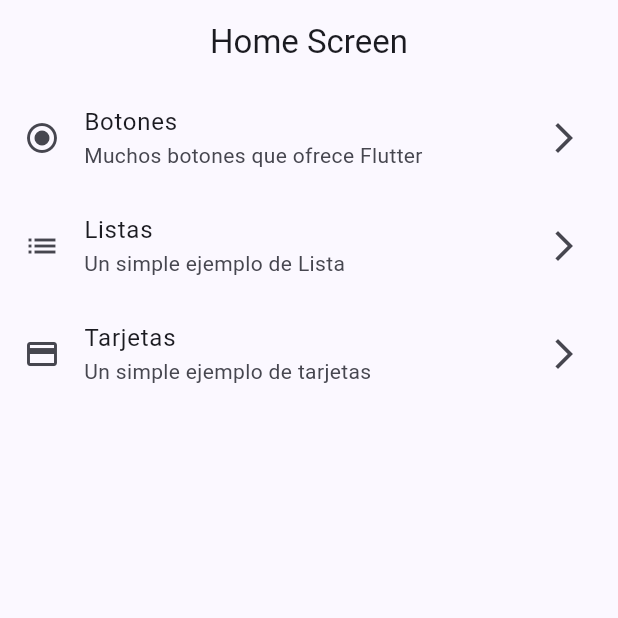
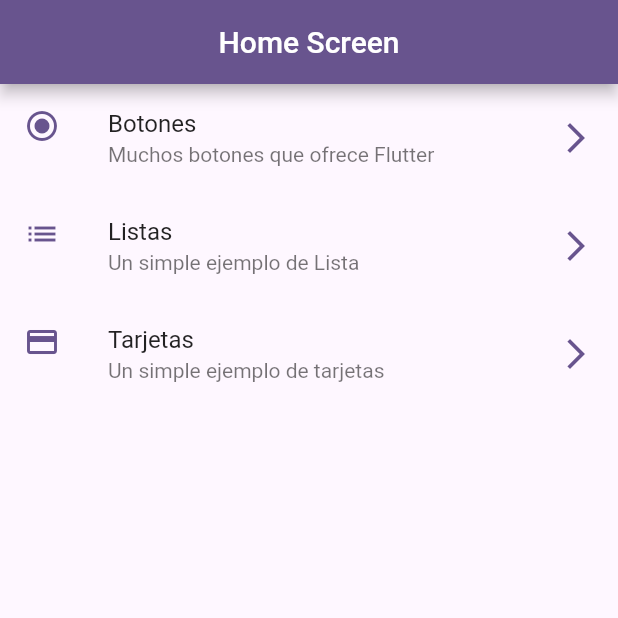
Before and after one commit to arodriguezgim/PMDM2526, a Flutter app: the screen it shows after launch, on a phone screen of 412 x 824 dp, the top half of it. Run offline on Flutter 3.47's test engine with Material 3 defaults, Android fonts, the phone set to English and light mode, and no system bars.

Commit message:
Fin clase 1

```diff
--- a/Flutter/componentes/lib/config/theme/app_theme.dart
+++ b/Flutter/componentes/lib/config/theme/app_theme.dart
@@ -16,7 +16,7 @@ class AppTheme {
   AppTheme({this.colorSeleccionado = 0 });
 
   ThemeData obtenerTema() => ThemeData(
-    useMaterial3: true,
+    useMaterial3: false,
     colorSchemeSeed: listaDeColores[colorSeleccionado],
 
     appBarTheme: AppBarTheme(
--- a/Flutter/componentes/lib/main.dart
+++ b/Flutter/componentes/lib/main.dart
@@ -1,6 +1,6 @@
 import 'package:componentes/config/theme/app_theme.dart';
-import 'package:componentes/presentation/screens/home_screen.dart';
 import 'package:flutter/material.dart';
+import 'presentation/screens/screens.dart';
 
 void main() => runApp(const MyApp());
 
@@ -11,8 +11,15 @@ class MyApp extends StatelessWidget {
   Widget build(BuildContext context) {
     return MaterialApp(
       debugShowCheckedModeBanner: false,
-      theme: AppTheme( colorSeleccionado: 1).obtenerTema(),
-      home: HomeScreen()
+      theme: AppTheme( colorSeleccionado: 2).obtenerTema(),
+      // home: HomeScreen()
+      initialRoute: '/',
+      routes: {
+        '/' : (context)=> HomeScreen(),
+        '/botones' : (context)=> BotonesScreen(),
+        '/listas' : (context)=> ListasScreen(),
+        '/tarjetas' : (context)=> TarjetasScreen(),
+      },
     );
   }
 }
--- a/Flutter/componentes/lib/presentation/screens/home_screen.dart
+++ b/Flutter/componentes/lib/presentation/screens/home_screen.dart
@@ -1,5 +1,4 @@
 import 'package:componentes/config/routes/menu_items.dart';
-import 'package:componentes/presentation/screens/botones_screen.dart';
 import 'package:flutter/material.dart';
 
 class HomeScreen extends StatelessWidget {
@@ -15,18 +14,24 @@ class HomeScreen extends StatelessWidget {
         itemCount: menuItems.length,
         itemBuilder: (context, index) {
           final menuItem = menuItems[index];
+          final colors = Theme.of(context).colorScheme;
+
+
           return ListTile(
             title: Text( menuItem.titulo ),
             subtitle: Text( menuItem.subtitulo ),
-            leading: Icon( menuItem.icono ),
-            trailing: Icon( Icons.arrow_forward_ios),
+            leading: Icon( menuItem.icono, color: colors.primary, ),
+            trailing: Icon( Icons.arrow_forward_ios, color: colors.primary,),
             onTap: () {
               // Navegar a otra pantalla
+              /*
               Navigator.of(context).push(
                 MaterialPageRoute(
                   builder: (context) => BotonesScreen(),
                   )
               );
+              */
+              Navigator.pushNamed(context, menuItem.link);
             },
 
           );
--- /dev/null
+++ b/Flutter/componentes/lib/presentation/screens/screens.dart
@@ -0,0 +1,4 @@
+export 'package:componentes/presentation/screens/botones_screen.dart';
+export 'package:componentes/presentation/screens/home_screen.dart';
+export 'package:componentes/presentation/screens/listas_screen.dart';
+export 'package:componentes/presentation/screens/tarjestas_screen.dart';
```
Also changed, not shown: Flutter/componentes/lib/presentation/screens/botones_screen.dart (+34 -1 lines).
